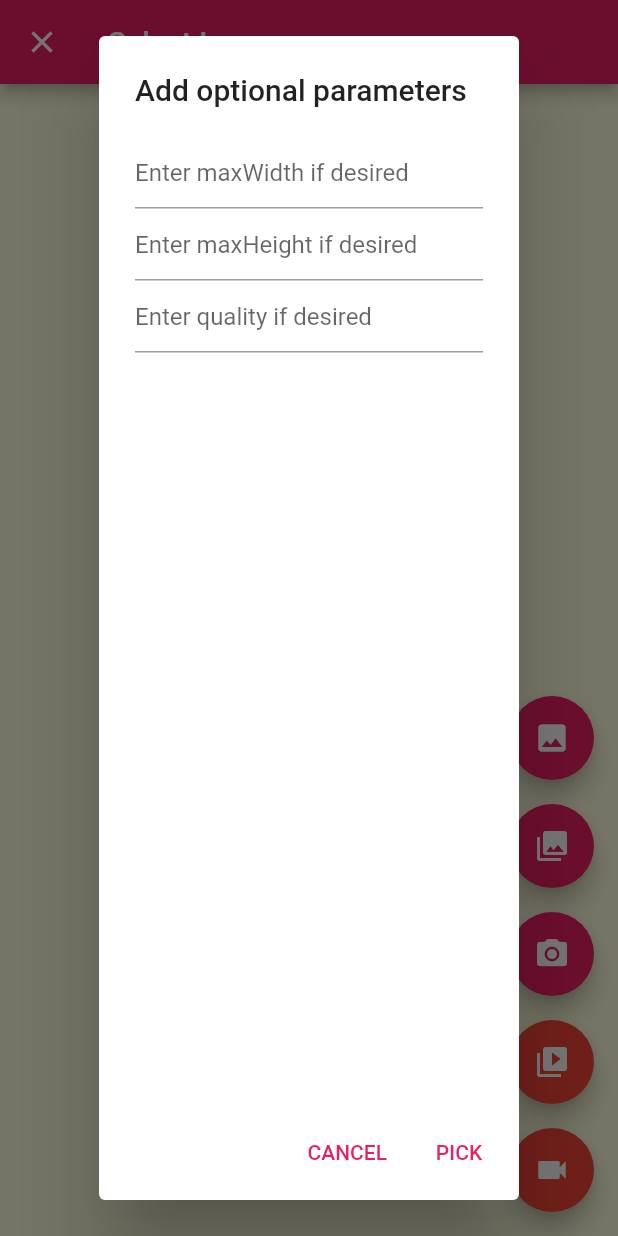
After one commit to YanxiFeng/LearnFlutter, a Flutter app: the HYSelectImagePage screen opened by its route, after a tap on the "photo library" icon, on a phone screen of 412 x 824 dp. The commit adds this screen. Run offline on Flutter 3.47's test engine with Material 2 defaults, Android fonts, the phone set to English and light mode, and no system bars; our stand-ins replace dio, image_picker, video_player.

Commit message:
select image

```diff
--- a/lib/core/router/route.dart
+++ b/lib/core/router/route.dart
@@ -4,6 +4,7 @@ import 'package:learnflutter/ui/pages/dine/dine.dart';
 import 'package:learnflutter/ui/pages/filter/filter.dart';
 import 'package:learnflutter/ui/pages/main/main.dart';
 import 'package:learnflutter/ui/pages/meal/meal.dart';
+import 'package:learnflutter/ui/pages/native/select_image.dart';
 
 class HYRouter {
   // 默认启动页面的路由
@@ -26,6 +27,10 @@ class HYRouter {
       return MaterialPageRoute(
           builder: (ctx) => HYDineScreen(), fullscreenDialog: true);
     }
+    if (settings.name == HYSelectImagePage.routeName) {
+      return MaterialPageRoute(
+          builder: (ctx) => HYSelectImagePage(), fullscreenDialog: true);
+    }
     return null;
   };
 
--- a/lib/ui/pages/home/home_drawer.dart
+++ b/lib/ui/pages/home/home_drawer.dart
@@ -2,6 +2,7 @@ import 'package:flutter/material.dart';
 import 'package:learnflutter/generated/l10n.dart';
 import 'package:learnflutter/ui/pages/dine/dine.dart';
 import 'package:learnflutter/ui/pages/filter/filter.dart';
+import 'package:learnflutter/ui/pages/native/select_image.dart';
 
 class HYHomeDrawer extends StatelessWidget {
   @override
@@ -12,13 +13,21 @@ class HYHomeDrawer extends StatelessWidget {
         child: Column(
           children: [
             buildHeaderView(context),
-            buildListTile(Icon(Icons.restaurant), S.of(context).dine, context, () {
+            buildListTile(Icon(Icons.restaurant), S.of(context).dine, context,
+                () {
               Navigator.of(context).pop();
               Navigator.of(context).pushNamed(HYDineScreen.routeName);
             }),
-            buildListTile(Icon(Icons.settings), S.of(context).filter, context, () {
+            buildListTile(Icon(Icons.settings), S.of(context).filter, context,
+                () {
               Navigator.of(context).pop();
               Navigator.of(context).pushNamed(HYFilterScreen.routeName);
+            }),
+            buildListTile(
+                Icon(Icons.image_rounded), S.of(context).selectImage, context,
+                () {
+              Navigator.of(context).pop();
+              Navigator.of(context).pushNamed(HYSelectImagePage.routeName);
             }),
           ],
         ),
--- /dev/null
+++ b/lib/ui/pages/native/select_image.dart
@@ -0,0 +1,443 @@
+import 'dart:async';
+import 'dart:io';
+
+import 'package:flutter/foundation.dart';
+import 'package:flutter/material.dart';
+import 'package:image_picker/image_picker.dart';
+import 'package:learnflutter/generated/l10n.dart';
+import 'package:video_player/video_player.dart';
+
+class HYSelectImagePage extends StatefulWidget {
+  static const String routeName = "/selectImage";
+
+  @override
+  _HYSelectImagePageState createState() => _HYSelectImagePageState();
+}
+
+class _HYSelectImagePageState extends State<HYSelectImagePage> {
+  List<XFile>? _imageFileList;
+
+  set _imageFile(XFile? value) {
+    _imageFileList = value == null ? null : [value];
+  }
+
+  dynamic _pickImageError;
+  bool isVideo = false;
+
+  VideoPlayerController? _controller;
+  VideoPlayerController? _toBeDisposed;
+  String? _retrieveDataError;
+
+  final ImagePicker _picker = ImagePicker();
+  final TextEditingController maxWidthController = TextEditingController();
+  final TextEditingController maxHeightController = TextEditingController();
+  final TextEditingController qualityController = TextEditingController();
+
+  @override
+  Widget build(BuildContext context) {
+    return Scaffold(
+      appBar: AppBar(
+        title: Text(S.of(context).selectImage),
+      ),
+      body: Center(
+        child: !kIsWeb && defaultTargetPlatform == TargetPlatform.android
+            ? FutureBuilder<void>(
+                future: retrieveLostData(),
+                builder: (BuildContext context, AsyncSnapshot<void> snapshot) {
+                  switch (snapshot.connectionState) {
+                    case ConnectionState.none:
+                    case ConnectionState.waiting:
+                      return const Text(
+                        'You have not yet picked an image.',
+                        textAlign: TextAlign.center,
+                      );
+                    case ConnectionState.done:
+                      return _handlePreview();
+                    default:
+                      if (snapshot.hasError) {
+                        return Text(
+                          'Pick image/video error: ${snapshot.error}}',
+                          textAlign: TextAlign.center,
+                        );
+                      } else {
+                        return const Text(
+                          'You have not yet picked an image.',
+                          textAlign: TextAlign.center,
+                        );
+                      }
+                  }
+                },
+              )
+            : _handlePreview(),
+      ),
+      floatingActionButton: Column(
+        mainAxisAlignment: MainAxisAlignment.end,
+        children: <Widget>[
+          Semantics(
+            label: 'image_picker_example_from_gallery',
+            child: FloatingActionButton(
+              onPressed: () {
+                isVideo = false;
+                _onImageButtonPressed(ImageSource.gallery, context: context);
+              },
+              heroTag: 'image0',
+              tooltip: 'Pick Image from gallery',
+              child: const Icon(Icons.photo),
+            ),
+          ),
+          Padding(
+            padding: const EdgeInsets.only(top: 16.0),
+            child: FloatingActionButton(
+              onPressed: () {
+                isVideo = false;
+                _onImageButtonPressed(
+                  ImageSource.gallery,
+                  context: context,
+                  isMultiImage: true,
+                );
+              },
+              heroTag: 'image1',
+              tooltip: 'Pick Multiple Image from gallery',
+              child: const Icon(Icons.photo_library),
+            ),
+          ),
+          Padding(
+            padding: const EdgeInsets.only(top: 16.0),
+            child: FloatingActionButton(
+              onPressed: () {
+                isVideo = false;
+                _onImageButtonPressed(ImageSource.camera, context: context);
+              },
+              heroTag: 'image2',
+              tooltip: 'Take a Photo',
+              child: const Icon(Icons.camera_alt),
+            ),
+          ),
+          Padding(
+            padding: const EdgeInsets.only(top: 16.0),
+            child: FloatingActionButton(
+              backgroundColor: Colors.red,
+              onPressed: () {
+                isVideo = true;
+                _onImageButtonPressed(ImageSource.gallery);
+              },
+              heroTag: 'video0',
+              tooltip: 'Pick Video from gallery',
+              child: const Icon(Icons.video_library),
+            ),
+          ),
+          Padding(
+            padding: const EdgeInsets.only(top: 16.0),
+            child: FloatingActionButton(
+              backgroundColor: Colors.red,
+              onPressed: () {
+                isVideo = true;
+                _onImageButtonPressed(ImageSource.camera);
+              },
+              heroTag: 'video1',
+              tooltip: 'Take a Video',
+              child: const Icon(Icons.videocam),
+            ),
+          ),
+        ],
+      ),
+    );
+  }
+
+  Future<void> _playVideo(XFile? file) async {
+    if (file != null && mounted) {
+      await _disposeVideoController();
+      late VideoPlayerController controller;
+      if (kIsWeb) {
+        controller = VideoPlayerController.network(file.path);
+      } else {
+        controller = VideoPlayerController.file(File(file.path));
+      }
+      _controller = controller;
+      // In web, most browsers won't honor a programmatic call to .play
+      // if the video has a sound track (and is not muted).
+      // Mute the video so it auto-plays in web!
+      // This is not needed if the call to .play is the result of user
+      // interaction (clicking on a "play" button, for example).
+      final double volume = kIsWeb ? 0.0 : 1.0;
+      await controller.setVolume(volume);
+      await controller.initialize();
+      await controller.setLooping(true);
+      await controller.play();
+      setState(() {});
+    }
+  }
+
+  void _onImageButtonPressed(ImageSource source,
+      {BuildContext? context, bool isMultiImage = false}) async {
+    if (_controller != null) {
+      await _controller!.setVolume(0.0);
+    }
+    if (isVideo) {
+      final XFile? file = await _picker.pickVideo(
+          source: source, maxDuration: const Duration(seconds: 10));
+      await _playVideo(file);
+    } else if (isMultiImage) {
+      await _displayPickImageDialog(context!,
+          (double? maxWidth, double? maxHeight, int? quality) async {
+        try {
+          final pickedFileList = await _picker.pickMultiImage(
+            maxWidth: maxWidth,
+            maxHeight: maxHeight,
+            imageQuality: quality,
+          );
+          setState(() {
+            _imageFileList = pickedFileList;
+          });
+        } catch (e) {
+          setState(() {
+            _pickImageError = e;
+          });
+        }
+      });
+    } else {
+      await _displayPickImageDialog(context!,
+          (double? maxWidth, double? maxHeight, int? quality) async {
+        try {
+          final pickedFile = await _picker.pickImage(
+            source: source,
+            maxWidth: maxWidth,
+            maxHeight: maxHeight,
+            imageQuality: quality,
+          );
+          setState(() {
+            _imageFile = pickedFile;
+          });
+        } catch (e) {
+          setState(() {
+            _pickImageError = e;
+          });
+        }
+      });
+    }
+  }
+
+  @override
+  void deactivate() {
+    if (_controller != null) {
+      _controller!.setVolume(0.0);
+      _controller!.pause();
+    }
+    super.deactivate();
+  }
+
+  @override
+  void dispose() {
+    _disposeVideoController();
+    maxWidthController.dispose();
+    maxHeightController.dispose();
+    qualityController.dispose();
+    super.dispose();
+  }
+
+  Future<void> _disposeVideoController() async {
+    if (_toBeDisposed != null) {
+      await _toBeDisposed!.dispose();
+    }
+    _toBeDisposed = _controller;
+    _controller = null;
+  }
+
+  Widget _previewVideo() {
+    final Text? retrieveError = _getRetrieveErrorWidget();
+    if (retrieveError != null) {
+      return retrieveError;
+    }
+    if (_controller == null) {
+      return const Text(
+        'You have not yet picked a video',
+        textAlign: TextAlign.center,
+      );
+    }
+    return Padding(
+      padding: const EdgeInsets.all(10.0),
+      child: AspectRatioVideo(_controller),
+    );
+  }
+
+  Widget _previewImages() {
+    final Text? retrieveError = _getRetrieveErrorWidget();
+    if (retrieveError != null) {
+      return retrieveError;
+    }
+    if (_imageFileList != null) {
+      return Semantics(
+          child: ListView.builder(
+            key: UniqueKey(),
+            itemBuilder: (context, index) {
+              // Why network for web?
+              // See https://pub.dev/packages/image_picker#getting-ready-for-the-web-platform
+              return Semantics(
+                label: 'image_picker_example_picked_image',
+                child: kIsWeb
+                    ? Image.network(_imageFileList![index].path)
+                    : Image.file(File(_imageFileList![index].path)),
+              );
+            },
+            itemCount: _imageFileList!.length,
+          ),
+          label: 'image_picker_example_picked_images');
+    } else if (_pickImageError != null) {
+      return Text(
+        'Pick image error: $_pickImageError',
+        textAlign: TextAlign.center,
+      );
+    } else {
+      return const Text(
+        'You have not yet picked an image.',
+        textAlign: TextAlign.center,
+      );
+    }
+  }
+
+  Widget _handlePreview() {
+    if (isVideo) {
+      return _previewVideo();
+    } else {
+      return _previewImages();
+    }
+  }
+
+  Future<void> retrieveLostData() async {
+    final LostDataResponse response = await _picker.retrieveLostData();
+    if (response.isEmpty) {
+      return;
+    }
+    if (response.file != null) {
+      if (response.type == RetrieveType.video) {
+        isVideo = true;
+        await _playVideo(response.file);
+      } else {
+        isVideo = false;
+        setState(() {
+          _imageFile = response.file;
+        });
+      }
+    } else {
+      _retrieveDataError = response.exception!.code;
+    }
+  }
+
+  Text? _getRetrieveErrorWidget() {
+    if (_retrieveDataError != null) {
+      final Text result = Text(_retrieveDataError!);
+      _retrieveDataError = null;
+      return result;
+    }
+    return null;
+  }
+
+  Future<void> _displayPickImageDialog(
+      BuildContext context, OnPickImageCallback onPick) async {
+    return showDialog(
+        context: context,
+        builder: (context) {
+          return AlertDialog(
+            title: Text('Add optional parameters'),
+            content: Column(
+              children: <Widget>[
+                TextField(
+                  controller: maxWidthController,
+                  keyboardType: TextInputType.numberWithOptions(decimal: true),
+                  decoration:
+                      InputDecoration(hintText: "Enter maxWidth if desired"),
+                ),
+                TextField(
+                  controller: maxHeightController,
+                  keyboardType: TextInputType.numberWithOptions(decimal: true),
+                  decoration:
+                      InputDecoration(hintText: "Enter maxHeight if desired"),
+                ),
+                TextField(
+                  controller: qualityController,
+                  keyboardType: TextInputType.number,
+                  decoration:
+                      InputDecoration(hintText: "Enter quality if desired"),
+                ),
+              ],
+            ),
+            actions: <Widget>[
+              TextButton(
+                child: const Text('CANCEL'),
+                onPressed: () {
+                  Navigator.of(context).pop();
+                },
+              ),
+              TextButton(
+                  child: const Text('PICK'),
+                  onPressed: () {
+                    double? width = maxWidthController.text.isNotEmpty
+                        ? double.parse(maxWidthController.text)
+                        : null;
+                    double? height = maxHeightController.text.isNotEmpty
+                        ? double.parse(maxHeightController.text)
+                        : null;
+                    int? quality = qualityController.text.isNotEmpty
+                        ? int.parse(qualityController.text)
+                        : null;
+                    onPick(width, height, quality);
+                    Navigator.of(context).pop();
+                  }),
+            ],
+          );
+        });
+  }
+}
+
+typedef void OnPickImageCallback(
+    double? maxWidth, double? maxHeight, int? quality);
+
+class AspectRatioVideo extends StatefulWidget {
+  AspectRatioVideo(this.controller);
+
+  final VideoPlayerController? controller;
+
+  @override
+  AspectRatioVideoState createState() => AspectRatioVideoState();
+}
+
+class AspectRatioVideoState extends State<AspectRatioVideo> {
+  VideoPlayerController? get controller => widget.controller;
+  bool initialized = false;
+
+  void _onVideoControllerUpdate() {
+    if (!mounted) {
+      return;
+    }
+    if (initialized != controller!.value.isInitialized) {
+      initialized = controller!.value.isInitialized;
+      setState(() {});
+    }
+  }
+
+  @override
+  void initState() {
+    super.initState();
+    controller!.addListener(_onVideoControllerUpdate);
+  }
+
+  @override
+  void dispose() {
+    controller!.removeListener(_onVideoControllerUpdate);
+    super.dispose();
+  }
+
+  @override
+  Widget build(BuildContext context) {
+    if (initialized) {
+      return Center(
+        child: AspectRatio(
+          aspectRatio: controller!.value.aspectRatio,
+          child: VideoPlayer(controller!),
+        ),
+      );
+    } else {
+      return Container();
+    }
+  }
+}
--- a/pubspec.yaml
+++ b/pubspec.yaml
@@ -32,6 +32,7 @@ dependencies:
   dio: ^4.0.0
   provider: ^5.0.0
   image_picker: ^0.8.3
+  video_player: ^2.1.12
 
 dev_dependencies:
   flutter_test:
```
Also changed, not shown: pubspec.lock, 1 other file.
